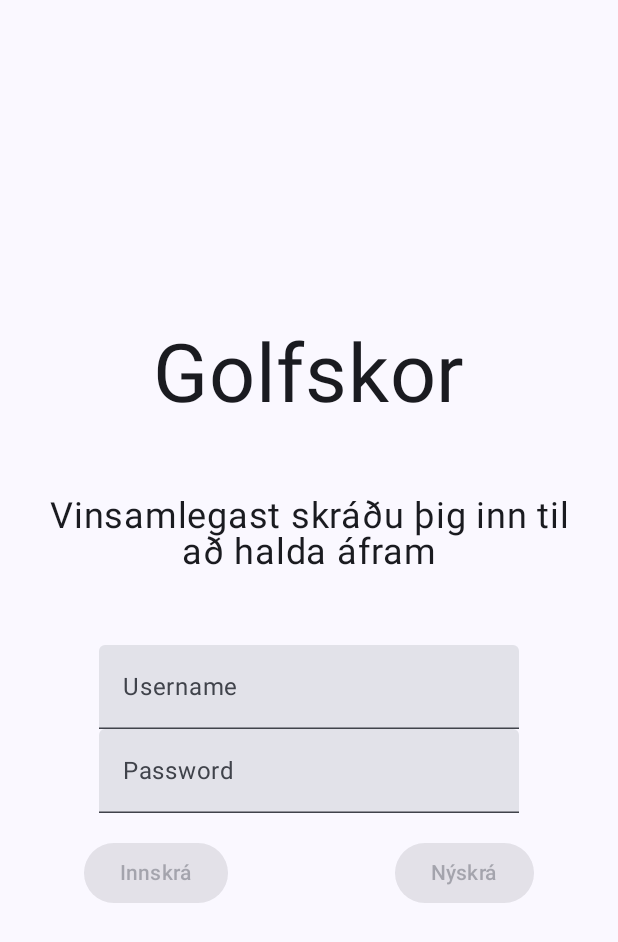
After one commit to ofurtumi/golfskor-app, an Android app built with Jetpack Compose: the AuthenticateScreen screen opened through its navigation route, on a phone screen of 412 x 824 dp. The commit adds this screen. Shown: the top 942 px of the screen. Run offline under Robolectric (Android 15) with nearby library versions, the phone set to English and light mode, and no system bars.

Commit message:
Uppfært nav og ný síða

```diff
--- a/app/src/main/AndroidManifest.xml
+++ b/app/src/main/AndroidManifest.xml
@@ -15,7 +15,6 @@
         <activity
             android:name=".MainActivity"
             android:exported="true"
-            android:label="@string/app_name"
             android:theme="@style/Theme.Golfskor">
             <intent-filter>
                 <action android:name="android.intent.action.MAIN" />
--- /dev/null
+++ b/app/src/main/java/hugbo/golfskor/MainActivity.kt
@@ -0,0 +1,26 @@
+package hugbo.golfskor
+
+import android.os.Bundle
+import androidx.activity.ComponentActivity
+import androidx.activity.compose.setContent
+import androidx.compose.foundation.layout.fillMaxSize
+import androidx.compose.material3.MaterialTheme
+import androidx.compose.material3.Surface
+import androidx.compose.ui.Modifier
+import hugbo.golfskor.ui.theme.GolfskorTheme
+
+class MainActivity: ComponentActivity() {
+    override fun onCreate(savedInstanceState: Bundle?) {
+        super.onCreate(savedInstanceState)
+        setContent {
+            GolfskorTheme {
+                Surface(
+                    modifier = Modifier.fillMaxSize(),
+                    color = MaterialTheme.colorScheme.background
+                ) {
+                    Nav()
+                }
+            }
+        }
+    }
+}
--- /dev/null
+++ b/app/src/main/java/hugbo/golfskor/NavGraph.kt
@@ -0,0 +1,39 @@
+package hugbo.golfskor
+
+import androidx.compose.runtime.Composable
+import androidx.navigation.NavType
+import androidx.navigation.compose.NavHost
+import androidx.navigation.compose.composable
+import androidx.navigation.compose.rememberNavController
+import androidx.navigation.navArgument
+import hugbo.golfskor.ui.screens.AuthenticateScreen
+import hugbo.golfskor.ui.screens.CoursesScreen
+import hugbo.golfskor.ui.screens.ProfileScreen
+
+@Composable
+fun Nav() {
+    val navController = rememberNavController()
+    NavHost(navController = navController, startDestination = "Authenticate") {
+        composable(route = "Authenticate") {
+            AuthenticateScreen(navController)
+        }
+        composable(route = "Courses") { CoursesScreen(navController) }
+        composable(
+            route = "Profile/{username}/{password}",
+            arguments = listOf(
+                navArgument(name = "username") {
+                    type = NavType.StringType
+                },
+                navArgument(name = "password") {
+                    type = NavType.StringType
+                }
+            )
+        ) {
+            backStackEntry ->
+            ProfileScreen(
+                username = backStackEntry.arguments?.getString("username"),
+                password = backStackEntry.arguments?.getString("password")
+            )
+        }
+    }
+}
--- /dev/null
+++ b/app/src/main/java/hugbo/golfskor/ui/screens/AuthenticateScreen.kt
@@ -0,0 +1,102 @@
+package hugbo.golfskor.ui.screens
+
+import android.content.res.Configuration
+import androidx.compose.foundation.layout.Arrangement
+import androidx.compose.foundation.layout.Column
+import androidx.compose.foundation.layout.Row
+import androidx.compose.foundation.layout.Spacer
+import androidx.compose.foundation.layout.defaultMinSize
+import androidx.compose.foundation.layout.fillMaxSize
+import androidx.compose.foundation.layout.fillMaxWidth
+import androidx.compose.foundation.layout.padding
+import androidx.compose.material3.Button
+import androidx.compose.material3.Surface
+import androidx.compose.material3.Text
+import androidx.compose.material3.TextField
+import androidx.compose.runtime.Composable
+import androidx.compose.runtime.getValue
+import androidx.compose.runtime.mutableStateOf
+import androidx.compose.runtime.remember
+import androidx.compose.runtime.setValue
+import androidx.compose.ui.Alignment
+import androidx.compose.ui.Modifier
+import androidx.compose.ui.res.stringResource
+import androidx.compose.ui.text.style.TextAlign
+import androidx.compose.ui.tooling.preview.Preview
+import androidx.compose.ui.unit.dp
+import androidx.compose.ui.unit.sp
+import androidx.navigation.NavHostController
+import androidx.navigation.compose.rememberNavController
+import hugbo.golfskor.R
+import hugbo.golfskor.ui.theme.GolfskorTheme
+
+@Composable
+fun AuthenticateScreen(navController: NavHostController) {
+    var username by remember { mutableStateOf("") }
+    var password by remember { mutableStateOf("") }
+
+    Column(
+        modifier = Modifier.fillMaxSize(),
+        horizontalAlignment = Alignment.CenterHorizontally,
+        verticalArrangement = Arrangement.Center
+    ) {
+        Text(text = "Golfskor", fontSize = 54.sp)
+
+        Spacer(modifier = Modifier.padding(16.dp))
+
+        val pleaseLogin = stringResource(R.string.auth_please_login)
+        Text(pleaseLogin, fontSize = 24.sp, modifier = Modifier.padding(16.dp), textAlign = TextAlign.Center)
+
+        Spacer(modifier = Modifier.padding(16.dp))
+
+        TextField(
+            value = username,
+            onValueChange = { username = it },
+            placeholder = { Text("Username") }
+        )
+        TextField(
+            value = password,
+            onValueChange = { password= it },
+            placeholder = { Text("Password") }
+        )
+
+        Spacer(modifier = Modifier.padding(8.dp))
+
+        Row (
+            horizontalArrangement = Arrangement.SpaceAround,
+            modifier = Modifier
+                .defaultMinSize(minWidth = 300.dp, minHeight = 1.dp)
+                .fillMaxWidth()
+        ) {
+            Button(
+                onClick = { navController.navigate("Profile/$username/$password") },
+                enabled = username.isNotEmpty()
+            ) {
+                val login = stringResource(R.string.auth_login)
+                Text(login)
+            }
+            Button(
+                onClick = { navController.navigate("Profile/$username/$password") },
+                enabled = username.isNotEmpty()
+            ) {
+            val register = stringResource(R.string.auth_register)
+            Text(register)
+        }
+        }
+    }
+}
+
+@Preview(name = "Light Mode", showBackground = true)
+@Preview(
+    uiMode = Configuration.UI_MODE_NIGHT_YES,
+    showBackground = true,
+    name = "Dark Mode"
+)
+@Composable
+fun DefaultPreview() {
+    GolfskorTheme {
+        Surface {
+            AuthenticateScreen(navController = rememberNavController())
+        }
+    }
+}
--- a/app/src/main/res/values/strings.xml
+++ b/app/src/main/res/values/strings.xml
@@ -1,3 +1,6 @@
 <resources>
     <string name="app_name">Golfskor</string>
+    <string name="auth_please_login">Vinsamlegast skráðu þig inn til að halda áfram</string>
+    <string name="auth_login">Innskrá</string>
+    <string name="auth_register">Nýskrá</string>
 </resources>
```
Also changed, not shown: app/build.gradle.kts (+13 -1 lines), app/src/main/java/hugbo/golfskor/entities/Course.kt (added, +28 -0 lines), app/src/main/java/hugbo/golfskor/ui/Components.kt (added, +85 -0 lines), app/src/main/java/hugbo/golfskor/ui/screens/CoursesScreen.kt (renamed from app/src/main/java/hugbo/golfskor/CourseActivity.kt, +18 -17 lines), app/src/main/java/hugbo/golfskor/ui/screens/ProfileScreen.kt (added, +30 -0 lines).
